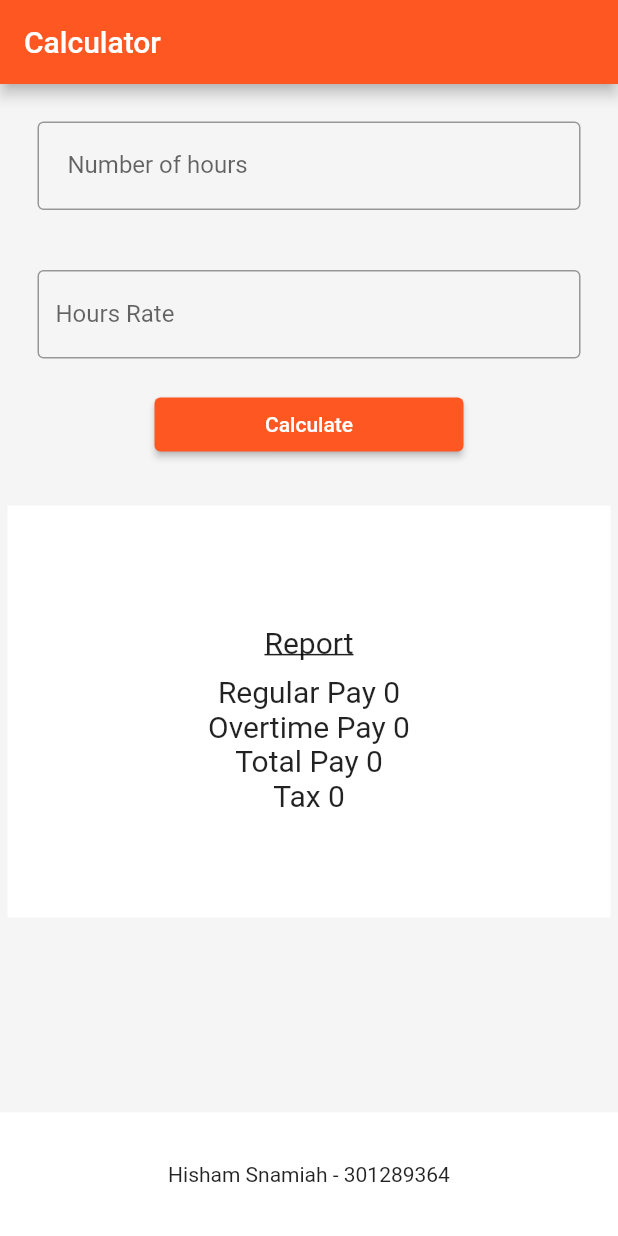
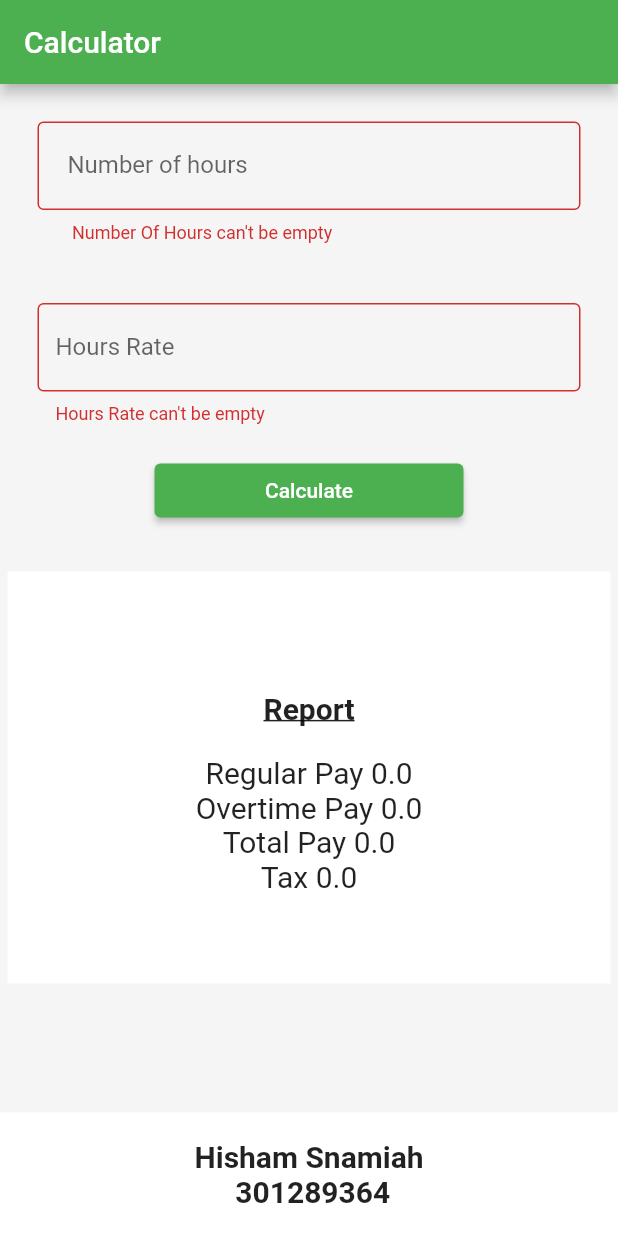
Before and after one commit to centennialcollege-hisham/MAPD722---Assignment1---Pay-Calculator, a Flutter app: the screen it shows after launch, after a tap on "Calculate", on a phone screen of 412 x 824 dp. Run offline on Flutter 3.47's test engine with Material 2 defaults, Android fonts, the phone set to English and light mode, and no system bars.

Commit message:
finish assigment 1

```diff
--- a/lib/application.dart
+++ b/lib/application.dart
@@ -1,4 +1,6 @@
+import 'package:first_flutter_project/calculator_provider.dart';
 import 'package:flutter/material.dart';
+import 'package:provider/provider.dart';
 
 import 'calculator_screen.dart';
 
@@ -7,12 +9,19 @@ class Application extends StatelessWidget {
 
   @override
   Widget build(BuildContext context) {
-    return MaterialApp(
-      title: 'Calculator',
-      theme: ThemeData(
-        primarySwatch: Colors.deepOrange,
+    return MultiProvider(
+      providers: [
+        ChangeNotifierProvider(
+          create: (_) => CalculatorProvider(),
+        )
+      ],
+      child: MaterialApp(
+        title: 'Pay Calculator',
+        theme: ThemeData(
+          primarySwatch: Colors.green,
+        ),
+        home: const CalculatorScreen(),
       ),
-      home: const CalculatorScreen(),
     );
   }
 }
--- /dev/null
+++ b/lib/calculator_provider.dart
@@ -0,0 +1,57 @@
+import 'package:flutter/cupertino.dart';
+
+class CalculatorProvider extends ChangeNotifier {
+  int numbersOfHour = -1;
+  double hourlyRate = -1;
+  double regularPay = 0.0;
+  double overtimePay = 0.0;
+  double tax = 0.0;
+  double totalPay = 0.0;
+  bool isNumberOfHoursEmpty = false;
+  bool isHourlyRateEmpty = false;
+
+  calculate() {
+    if (numbersOfHour == -1) {
+      isNumberOfHoursEmpty = true;
+    }
+    if (hourlyRate == -1) {
+      isHourlyRateEmpty = true;
+    }
+
+    if (isNumberOfHoursEmpty || isHourlyRateEmpty) {
+      notifyListeners();
+      return;
+    }
+
+    if (numbersOfHour <= 40) {
+      regularPay = numbersOfHour * hourlyRate;
+      overtimePay = 0;
+    } else {
+      regularPay = 40 * hourlyRate;
+      overtimePay = (numbersOfHour - 40) * hourlyRate * 1.5;
+    }
+    totalPay = regularPay + overtimePay;
+    tax = totalPay * 0.18;
+    notifyListeners();
+  }
+
+  onChangeNumbersOfHour(String value) {
+    isNumberOfHoursEmpty = _validateNumbersOfHour(value);
+    numbersOfHour = isNumberOfHoursEmpty ? 0 : int.parse(value);
+    notifyListeners();
+  }
+
+  onChangeHourlyRate(String value) {
+    isHourlyRateEmpty = _validateHourlyRate(value);
+    hourlyRate = isHourlyRateEmpty ? 0.0 : double.parse(value);
+    notifyListeners();
+  }
+
+  bool _validateNumbersOfHour(String? value) {
+    return value == null || value.isEmpty;
+  }
+
+  bool _validateHourlyRate(String? value) {
+    return value == null || value.isEmpty;
+  }
+}
--- a/lib/calculator_screen.dart
+++ b/lib/calculator_screen.dart
@@ -1,5 +1,7 @@
+import 'package:first_flutter_project/calculator_provider.dart';
 import 'package:flutter/material.dart';
 import 'package:flutter/services.dart';
+import 'package:provider/provider.dart';
 
 class CalculatorScreen extends StatefulWidget {
   const CalculatorScreen({Key? key}) : super(key: key);
@@ -11,6 +13,8 @@ class CalculatorScreen extends StatefulWidget {
 class _CalculatorScreenState extends State<CalculatorScreen> {
   @override
   Widget build(BuildContext context) {
+    final calculatorProvider = context.watch<CalculatorProvider>();
+
     return Scaffold(
       appBar: AppBar(
         title: const Text('Calculator'),
@@ -26,16 +30,17 @@ class _CalculatorScreenState extends State<CalculatorScreen> {
                   Container(
                     margin: const EdgeInsets.all(20.0),
                     child: TextFormField(
-                      decoration: const InputDecoration(
-                        contentPadding: EdgeInsets.all(20.0),
+                      decoration: InputDecoration(
+                        contentPadding: const EdgeInsets.all(20.0),
                         labelText: 'Number of hours',
-                        border: OutlineInputBorder(),
+                        border: const OutlineInputBorder(),
                         hintText: 'Enter Number Of Hours',
+                        errorText: calculatorProvider.isNumberOfHoursEmpty
+                            ? ' Number Of Hours can\'t be empty '
+                            : null,
                       ),
-                      validator: (v) => '',
-                      // todo
                       onChanged: (value) {
-                        //todo
+                        calculatorProvider.onChangeNumbersOfHour(value);
                       },
                       keyboardType:
                           const TextInputType.numberWithOptions(decimal: true),
@@ -47,16 +52,16 @@ class _CalculatorScreenState extends State<CalculatorScreen> {
                   Container(
                     margin: const EdgeInsets.all(20.0),
                     child: TextFormField(
-                      decoration: const InputDecoration(
+                      decoration: InputDecoration(
                         labelText: "Hours Rate",
-                        border: OutlineInputBorder(),
+                        border: const OutlineInputBorder(),
                         hintText: 'Enter Hours Rate',
+                        errorText: calculatorProvider.isHourlyRateEmpty
+                            ? 'Hours Rate can\'t be empty '
+                            : null,
                       ),
-                      validator: (t) {
-                        return ''; // todo
-                      },
                       onChanged: (value) {
-                        //todo
+                        calculatorProvider.onChangeHourlyRate(value);
                       },
                       keyboardType:
                           const TextInputType.numberWithOptions(decimal: true),
@@ -71,7 +76,8 @@ class _CalculatorScreenState extends State<CalculatorScreen> {
                     child: ElevatedButton(
                       style: TextButtonTheme.of(context).style,
                       onPressed: () {
-                        //todo
+                        FocusManager.instance.primaryFocus?.unfocus();
+                        calculatorProvider.calculate();
                       },
                       child: const Text('Calculate'),
                     ),
@@ -91,22 +97,25 @@ class _CalculatorScreenState extends State<CalculatorScreen> {
                   mainAxisAlignment: MainAxisAlignment.center,
                   children: [
                     Container(
-                      margin: const EdgeInsets.all(10.0),
+                      margin: const EdgeInsets.all(20.0),
                       child: const Text(
                         "Report",
                         style: TextStyle(
-                            fontSize: 20, decoration: TextDecoration.underline),
+                            fontSize: 20, decoration: TextDecoration.underline,fontWeight: FontWeight.bold),
                       ),
                     ),
                     SizedBox(
                       width: MediaQuery.of(context).size.width,
                       child: Column(
-                        children: const [
-                          Text('Regular Pay 0', style: TextStyle(fontSize: 20)),
-                          Text('Overtime Pay 0',
-                              style: TextStyle(fontSize: 20)),
-                          Text('Total Pay 0', style: TextStyle(fontSize: 20)),
-                          Text('Tax 0', style: TextStyle(fontSize: 20)),
+                        children: [
+                          Text('Regular Pay ${calculatorProvider.regularPay}',
+                              style: const TextStyle(fontSize: 20)),
+                          Text('Overtime Pay ${calculatorProvider.overtimePay}',
+                              style: const TextStyle(fontSize: 20)),
+                          Text('Total Pay ${calculatorProvider.totalPay}',
+                              style: const TextStyle(fontSize: 20)),
+                          Text('Tax ${calculatorProvider.tax}',
+                              style: const TextStyle(fontSize: 20)),
                         ],
                       ),
                     ),
@@ -121,7 +130,12 @@ class _CalculatorScreenState extends State<CalculatorScreen> {
         width: MediaQuery.of(context).size.width,
         height: MediaQuery.of(context).size.height / 10,
         color: Colors.white,
-        child: const Center(child: Text('Hisham Snamiah - 301289364')),
+        child: const Center(
+          child: Text(
+            'Hisham Snamiah \n 301289364',
+            textAlign: TextAlign.center, style: TextStyle(fontSize: 20,fontWeight: FontWeight.bold)
+          ),
+        ),
       ),
     );
   }
--- a/pubspec.yaml
+++ b/pubspec.yaml
@@ -29,6 +29,7 @@ environment:
 # the latest version available on pub.dev. To see which dependencies have newer
 # versions available, run `flutter pub outdated`.
 dependencies:
+  provider: ^6.0.5
   flutter:
     sdk: flutter
 
```
Also changed, not shown: pubspec.lock.
